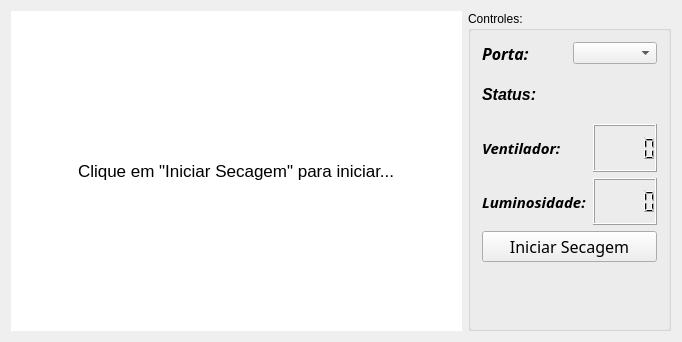
Old version of the form aplicacao-desktop/Sistema-de-secagem/mainwindow.ui in the repository alexandretok/projeto1-sistemas-digitais.
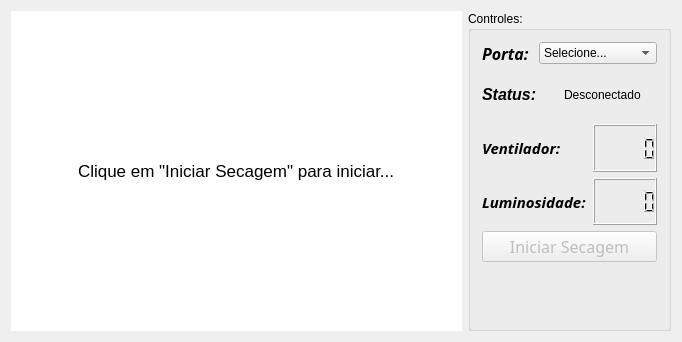
New version of the form. Icons and pictures are not drawn.

```diff
--- a/aplicacao-desktop/Sistema-de-secagem/mainwindow.ui
+++ b/aplicacao-desktop/Sistema-de-secagem/mainwindow.ui
@@ -117,7 +117,7 @@
        <item>
         <layout class="QVBoxLayout" name="verticalLayout_2">
          <item>
-          <layout class="QHBoxLayout" name="horizontalLayout_5">
+          <layout class="QHBoxLayout" name="horizontalLayout_5" stretch="3,7">
            <item>
             <widget class="QLabel" name="label_4">
              <property name="font">
@@ -135,12 +135,18 @@
             </widget>
            </item>
            <item>
-            <widget class="QComboBox" name="comboBox"/>
+            <widget class="QComboBox" name="comboBox">
+             <item>
+              <property name="text">
+               <string>Selecione...</string>
+              </property>
+             </item>
+            </widget>
            </item>
           </layout>
          </item>
          <item>
-          <layout class="QHBoxLayout" name="horizontalLayout_4">
+          <layout class="QHBoxLayout" name="horizontalLayout_4" stretch="3,1,6">
            <item>
             <widget class="QLabel" name="label_3">
              <property name="font">
@@ -157,7 +163,10 @@
             </widget>
            </item>
            <item>
-            <widget class="QLabel" name="labelStatus">
+            <widget class="QLabel" name="labelStatusIcone">
+             <property name="toolTip">
+              <string/>
+             </property>
              <property name="text">
               <string/>
              </property>
@@ -167,17 +176,11 @@
             </widget>
            </item>
            <item>
-            <spacer name="horizontalSpacer_3">
-             <property name="orientation">
-              <enum>Qt::Horizontal</enum>
+            <widget class="QLabel" name="labelStatus">
+             <property name="text">
+              <string>Desconectado</string>
              </property>
-             <property name="sizeHint" stdset="0">
-              <size>
-               <width>40</width>
-               <height>20</height>
-              </size>
-             </property>
-            </spacer>
+            </widget>
            </item>
           </layout>
          </item>
@@ -255,6 +258,9 @@
          </item>
          <item>
           <widget class="QPushButton" name="pushButton">
+           <property name="enabled">
+            <bool>false</bool>
+           </property>
            <property name="font">
             <font>
              <family>Sans</family>
```
Left out of the diff: 2 changed lines with no effect on the pictures.
